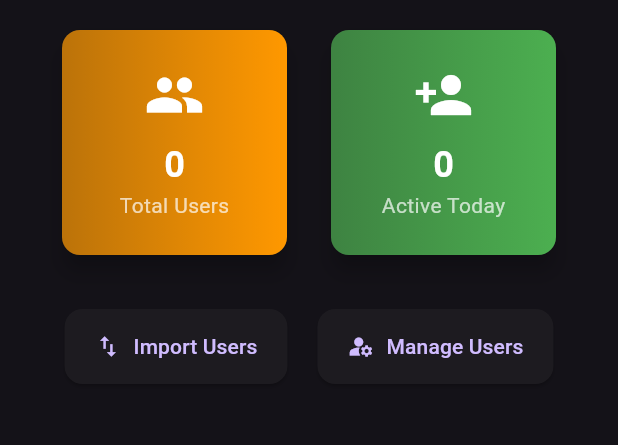
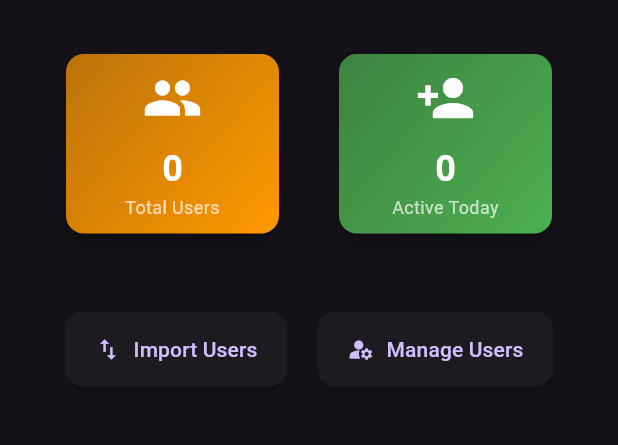
Before and after one commit to jeryjs/Event_Scan, a Flutter app: the screen it shows after launch, after a tap on "Dashboard", on a phone screen of 412 x 824 dp, the part 195-640 px from its top. Run offline on Flutter 3.47's test engine with Material 3 defaults, Android fonts, the phone set to English and light mode, and no system bars; our stand-ins replace audioplayers, cloud_firestore, firebase_core, shimmer; missing offline and left inert: mobile_scanner; accounts and stored records are empty.

Commit message:
Add more stat cards and shimmer to dashboard

```diff
--- a/lib/screens/dashboard/dashboard_screen.dart
+++ b/lib/screens/dashboard/dashboard_screen.dart
@@ -1,5 +1,7 @@
 import 'package:flutter/material.dart';
+import 'package:shimmer/shimmer.dart';
 import '../../components/edit_user_dialog.dart';
+import '../../constants/category_icons.dart';
 import 'manage_users_screen.dart';
 import 'report_screen.dart';
 import 'package:cloud_firestore/cloud_firestore.dart';
@@ -12,9 +14,10 @@ class DashboardScreen extends StatefulWidget {
   State<DashboardScreen> createState() => _DashboardScreenState();
 }
 
-class _DashboardScreenState extends State<DashboardScreen> with SingleTickerProviderStateMixin {
+class _DashboardScreenState extends State<DashboardScreen> with TickerProviderStateMixin {
   late TabController _tabController;
   List<Map<String, dynamic>> _users = [];
+  bool _isLoading = true;
 
   @override
   void initState() {
@@ -28,6 +31,7 @@ class _DashboardScreenState extends State<DashboardScreen> with SingleTickerProv
     QuerySnapshot snapshot = await Database.getUsers();
     setState(() {
       _users = snapshot.docs.map((doc) => doc.data() as Map<String, dynamic>).toList();
+      _isLoading = false;
     });
   }
 
@@ -67,42 +71,100 @@ class _DashboardScreenState extends State<DashboardScreen> with SingleTickerProv
           // Stats Cards
           Padding(
             padding: const EdgeInsets.all(16.0),
-            child: _buildStatsCards(),
+            child: _isLoading ? _buildShimmerStatsCards() : _buildStatsCards(),
           ),
           // Action Buttons
           _buildActionButtons(),
-          // ...additional fancy UI elements...
         ],
       ),
     );
   }
 
-  Widget _buildStatsCards() {
-    return Row(
-      mainAxisAlignment: MainAxisAlignment.spaceEvenly,
-      children: [
-        _buildStatCard('Total Users', _users.length.toString(), Icons.people, Colors.orange),
-        _buildStatCard('Active Today', _calculateActiveUsers().toString(), Icons.person_add, Colors.green),
-        // ...additional stats cards...
-      ],
+  Widget _buildShimmerStatsCards() {
+    return GridView.count(
+      shrinkWrap: true,
+      physics: const NeverScrollableScrollPhysics(),
+      crossAxisCount: 2,
+      padding: const EdgeInsets.all(16.0),
+      childAspectRatio: 1.3,
+      mainAxisSpacing: 16.0,
+      crossAxisSpacing: 16.0,
+      children: List.generate(4, (index) => _buildShimmerCard()),
     );
   }
 
-  int _calculateActiveUsers() {
-    int activeUsers = 0;
-    // ...code to calculate active users...
-    return activeUsers;
-  }
-
-  Widget _buildStatCard(String title, String value, IconData icon, Color color) {
-    return Card(
+  Widget _buildShimmerCard() {
+    return Shimmer.fromColors(
+      baseColor: Colors.grey[300]!,
+      highlightColor: Colors.grey[100]!,
+      child: Card(
         elevation: 6,
         shape: RoundedRectangleBorder(borderRadius: BorderRadius.circular(12)),
         child: Container(
           width: 150,
           height: 150,
           decoration: BoxDecoration(
-          gradient: LinearGradient(colors: [color.withOpacity(0.7), color]),
+            color: Colors.white,
+            borderRadius: BorderRadius.circular(12),
+          ),
+        ),
+      ),
+    );
+  }
+
+  Widget _buildStatsCards() {
+    return GridView.count(
+      shrinkWrap: true,
+      physics: const NeverScrollableScrollPhysics(),
+      crossAxisCount: 2,
+      padding: const EdgeInsets.all(16.0),
+      childAspectRatio: 1.3,
+      mainAxisSpacing: 16.0,
+      crossAxisSpacing: 16.0,
+      children: [
+        _buildStatCard('Total Users', _users.length.toString(), Icons.people, Colors.orange),
+        _buildStatCard('Active Today', _calculateActiveUsers().toString(), Icons.person_add, Colors.green),
+        ..._buildCategoryStats(),
+      ],
+    );
+  }
+
+  List<Widget> _buildCategoryStats() {
+    if (_users.isEmpty) return [];
+
+    return (_users.first['scanned']?.keys as Iterable<dynamic>?)
+          ?.where((category) => category != 'High Tea')
+          .map<Widget>((category) {
+            final categoryIcon = getCategoryIconByName(category.toString());
+            int count = _users.where((user) {
+              var scanned = (user['scanned'] as Map<String, dynamic>?)?[category] as List<dynamic>?;
+              return scanned != null && scanned.isNotEmpty;
+            }).length;
+
+            return _buildStatCard(
+              category.toString(),
+              count.toString(),
+              categoryIcon.icon,
+              categoryIcon.color
+            );
+          }).toList() ?? [];
+  }
+
+  Widget _buildStatCard(String title, String value, IconData icon, Color color) {
+    return Padding(
+      padding: const EdgeInsets.symmetric(horizontal: 8.0),
+      child: Card(
+        elevation: 6,
+        shape: RoundedRectangleBorder(borderRadius: BorderRadius.circular(12)),
+        child: Container(
+          width: 150,
+          height: 150,
+          decoration: BoxDecoration(
+            gradient: LinearGradient(
+              begin: Alignment.topLeft,
+              end: Alignment.bottomRight,
+              colors: [color.withOpacity(0.7), color],
+            ),
             borderRadius: BorderRadius.circular(12),
           ),
           child: Center(
@@ -111,13 +173,43 @@ class _DashboardScreenState extends State<DashboardScreen> with SingleTickerProv
               children: [
                 Icon(icon, size: 40, color: Colors.white),
                 const SizedBox(height: 10),
-              Text(value, style: const TextStyle(fontSize: 24, color: Colors.white, fontWeight: FontWeight.bold)),
-              Text(title, style: const TextStyle(color: Colors.white70)),
+                Text(
+                  value,
+                  style: const TextStyle(
+                    fontSize: 24,
+                    color: Colors.white,
+                    fontWeight: FontWeight.bold
+                  )
+                ),
+                Text(
+                  title,
+                  textAlign: TextAlign.center,
+                  style: const TextStyle(
+                    color: Colors.white70,
+                    fontSize: 12,
+                  )
+                ),
               ],
             ),
           ),
         ),
+      ),
     );
+  }
+
+  int _calculateActiveUsers() {
+    int activeUsers = 0;
+    final currentDay = DateTime.now().day;
+    for (var user in _users) {
+      var scanned = user['scanned'] as Map<String, dynamic>? ?? {};
+      for (var days in scanned.values) {
+        if ((days as List).contains(currentDay)) {
+          activeUsers++;
+          break;
+        }
+      }
+    }
+    return activeUsers;
   }
 
   Widget _buildActionButtons() {
@@ -151,7 +243,6 @@ class _DashboardScreenState extends State<DashboardScreen> with SingleTickerProv
             ),
             onPressed: _manageExistingUsers,
           ),
-          // ...additional action buttons...
         ],
       ),
     );
--- a/pubspec.yaml
+++ b/pubspec.yaml
@@ -17,6 +17,7 @@ dependencies:
   flutter_launcher_icons: ^0.13.1
   csv: ^6.0.0
   path_provider: ^2.1.5
+  shimmer: ^3.0.0
 
 dev_dependencies:
   flutter_test:
```
Also changed, not shown: pubspec.lock. Lines whose indentation alone changed are shown as unchanged.
